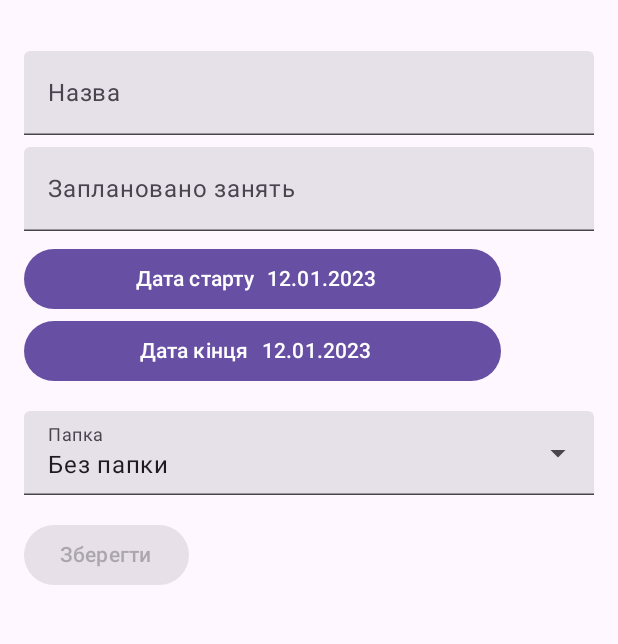
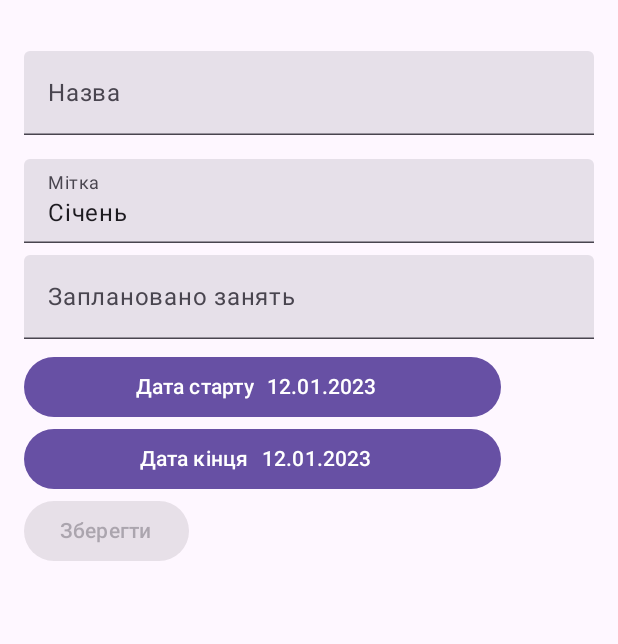
Before and after one commit to lizakolot12/MySubscrtiptions, an Android app built with Jetpack Compose: the screen it shows after launch (MainActivity), after a tap on "Новий", on a phone screen of 412 x 824 dp, the part 69-713 px from its top. Run offline under Robolectric (Android 15) with nearby library versions, the phone set to English and light mode, and no system bars; our stand-ins replace Dagger/Hilt's generated code, Room's generated code, livedata-compose.

Commit message:
start conception changing

```diff
--- a/app/src/main/java/com/mits/subscription/MainActivity.kt
+++ b/app/src/main/java/com/mits/subscription/MainActivity.kt
@@ -72,16 +72,6 @@ fun Main(activity: ComponentActivity) {
                     )
                 },
 
-                actions = {
-                    if (currentRoute.value?.destination?.route.equals(Navigation.LIST.route)) {
-                        IconButton(onClick = { createFolder.value = true }) {
-                            Icon(
-                                painter = painterResource(id = R.drawable.ic_baseline_create_new_folder_24),
-                                ""
-                            )
-                        }
-                    }
-                },
                 modifier = Modifier.fillMaxWidth(),
                 navigationIcon = {
                     if (!currentRoute.value?.destination?.route.equals(Navigation.LIST.route)) {
--- a/app/src/main/java/com/mits/subscription/data/db/SubscriptionDb.kt
+++ b/app/src/main/java/com/mits/subscription/data/db/SubscriptionDb.kt
@@ -15,14 +15,7 @@ import com.mits.subscription.data.db.entity.SubscriptionEntity
 
 @Database(
     entities = [FolderEntity::class, SubscriptionEntity::class, LessonEntity::class],
-    version = 2,
-    autoMigrations = [
-        AutoMigration(
-            from = 1,
-            to = 2,
-            spec = SubscriptionDb.AutoMigration::class
-        )
-    ],
+    version = 1,
     exportSchema = true
 )
 
@@ -33,24 +26,8 @@ abstract class SubscriptionDb : RoomDatabase() {
     abstract fun subscriptionDao(): SubscriptionDao
     abstract fun lessonDao(): LessonDao
 
-    class AutoMigration : AutoMigrationSpec {
-
-        override fun onPostMigrate(db: SupportSQLiteDatabase) {
-            super.onPostMigrate(db)
-            db.execSQL(
-                CREATE_DEFAULT_FOLDER
-            )
-            db.execSQL(UPDATE_EXISTING_DESCRIPTION )
-        }
-    }
 
     companion object {
-        const val DEFAULT_FOLDER_ID = 1L
-        const val CREATE_DEFAULT_FOLDER = "INSERT INTO folder (folder_id, name)" +
-                "VALUES (" + DEFAULT_FOLDER_ID + " , 'Без папки');"
-        const val UPDATE_EXISTING_DESCRIPTION = "UPDATE subscription \n" +
-                "   SET folder_id = " + DEFAULT_FOLDER_ID
-
         @Volatile
         private var INSTANCE: SubscriptionDb? = null
 
@@ -64,13 +41,6 @@ abstract class SubscriptionDb : RoomDatabase() {
                 context.applicationContext,
                 SubscriptionDb::class.java, "subscription.db"
             )
-                .addCallback(object:Callback(){
-                    override fun onCreate(db: SupportSQLiteDatabase) {
-                        super.onCreate(db)
-                        db.execSQL(CREATE_DEFAULT_FOLDER)
-                    }
-
-                })
                 .build()
 
     }
--- a/app/src/main/java/com/mits/subscription/data/db/entity/FolderEntity.kt
+++ b/app/src/main/java/com/mits/subscription/data/db/entity/FolderEntity.kt
@@ -9,8 +9,8 @@ import java.util.*
 )
 data class FolderEntity(
     @PrimaryKey(autoGenerate = true)
-    @ColumnInfo(name="folder_id")
-    val id: Long,
+    @ColumnInfo(name = "folder_id")
+    val id: Long? = null,
 
     val name: String?
 )
--- a/app/src/main/java/com/mits/subscription/model/Subscription.kt
+++ b/app/src/main/java/com/mits/subscription/model/Subscription.kt
@@ -10,11 +10,10 @@ data class Subscription(
 
     @ColumnInfo(name="sub_id")
     var id: Long,
-    var name: String,
+    var name: String? = null,
     var startDate: Date?,
     var endDate: Date?,
     var lessonNumbers: Int = 0,
-    var description: String?,
 
     @Relation(
         parentColumn = "sub_id",
@@ -24,5 +23,5 @@ data class Subscription(
     var lessons: List<Lesson>? = null,
 
     @ColumnInfo(name="folder_id")
-    var folderId:Long? = SubscriptionDb.DEFAULT_FOLDER_ID
+    var folderId:Long
 )
--- a/app/src/main/java/com/mits/subscription/ui/creating/CreatingScreen.kt
+++ b/app/src/main/java/com/mits/subscription/ui/creating/CreatingScreen.kt
@@ -25,6 +25,7 @@ import androidx.compose.ui.text.input.TextFieldValue
 import androidx.compose.ui.unit.dp
 import androidx.compose.ui.unit.sp
 import androidx.lifecycle.LiveData
+import androidx.lifecycle.viewmodel.compose.viewModel
 import androidx.navigation.NavController
 import com.mits.subscription.R
 import com.mits.subscription.data.db.SubscriptionDb
@@ -99,14 +100,35 @@ fun CreatingScreenState(
                 fontSize = 12.sp
             )
         }
+
+        val tag = remember { mutableStateOf(TextFieldValue()) }
+        if (state.value.defaultTagStrId != null) {
+            tag.value = TextFieldValue(stringResource(id = state.value.defaultTagStrId!!))
+        }
+        TextField(
+            value = tag.value,
+            modifier = Modifier
+                .fillMaxWidth()
+                .padding(start = 16.dp, end = 16.dp, top = 16.dp),
+            onValueChange = {
+                tag.value = it
+                createViewModel.checkTag(it.text)
+            },
+
+            label = { Text(stringResource(id = R.string.label_tag)) },
+            keyboardOptions = KeyboardOptions(
+                imeAction = ImeAction.Next,
+            ),
+        )
+
         val number = remember { mutableStateOf("") }
         val keyboardController = LocalSoftwareKeyboardController.current
         val choseStartDate = remember { mutableStateOf(false) }
         TextField(
             modifier = Modifier
                 .padding(horizontal = 16.dp)
-                .fillMaxWidth().
-            padding(vertical = 8.dp),
+                .fillMaxWidth()
+                .padding(vertical = 8.dp),
             value = number.value,
 
             keyboardOptions = KeyboardOptions(imeAction = ImeAction.Done)
@@ -185,29 +207,17 @@ fun CreatingScreenState(
                 R.string.label_end_date
             )
         }
-        val defaultFolderName = stringResource(id = R.string.default_folder_name)
-        val defaultFolder = Folder(
-            SubscriptionDb.DEFAULT_FOLDER_ID,
-            defaultFolderName, emptyList()
-        )
-        val selectedOptionFolder = remember { mutableStateOf(defaultFolder) }
-        Folders(
-            createViewModel.folders,
-            defaultFolder,
-            onChanged = { selectedOptionFolder.value = it })
+
         Button(
             onClick = {
                 createViewModel.create(
-                    Subscription(
-                        0, name.value.text,
-                        startDate.value.time,
-                        endDate.value.time,
-                        Integer.valueOf(
-                            number.value.ifBlank { "0" }
-                        ), "",
-                        emptyList(),
-                        selectedOptionFolder.value.id
-                    )
+                    name.value.text,
+                    tag.value.text,
+                    Integer.valueOf(
+                        number.value.ifBlank { "0" }
+                    ),
+                    startDate.value.time,
+                    endDate.value.time,
                 )
             },
 
@@ -225,7 +235,12 @@ fun CreatingScreenState(
 private fun String.digits() = filter { it.isDigit() }
 
 @Composable
-fun ShowDatePicker(initial: Calendar, onChanged: (m: Calendar) -> Unit, onDismiss: (() -> Unit)? = null, titleId: Int? = null) {
+fun ShowDatePicker(
+    initial: Calendar,
+    onChanged: (m: Calendar) -> Unit,
+    onDismiss: (() -> Unit)? = null,
+    titleId: Int? = null
+) {
     val context = LocalContext.current
 
     val yearInit = initial.get(Calendar.YEAR)
@@ -296,8 +311,7 @@ fun Folders(folders: LiveData<List<Folder>>, init: Folder, onChanged: (folder: F
                         selectedOptionFolder.value = selectionOption
                         expanded = false
                         onChanged.invoke(selectionOption)
-                    }
-                , text = {selectionOption.name}
+                    }, text = { selectionOption.name }
                 ) /*{
                     Text(text = selectionOption.name)
                 }*/
--- a/app/src/main/java/com/mits/subscription/ui/detail/DetailViewModel.kt
+++ b/app/src/main/java/com/mits/subscription/ui/detail/DetailViewModel.kt
@@ -23,8 +23,6 @@ class DetailViewModel
 ) : ViewModel() {
     private val viewModelState: MutableLiveData<DetailState> = MutableLiveData(DetailState(null))
     val uiState: LiveData<DetailState> = viewModelState
-
-    val folders:LiveData<List<Folder>> = repository.subsFolders
 
     fun init(id: Long?) {
         viewModelState.value = DetailState(null)
--- a/app/src/main/java/com/mits/subscription/ui/list/ListScreen.kt
+++ b/app/src/main/java/com/mits/subscription/ui/list/ListScreen.kt
@@ -15,9 +15,13 @@ import androidx.compose.runtime.*
 import androidx.compose.runtime.livedata.observeAsState
 import androidx.compose.ui.Alignment.Companion.CenterVertically
 import androidx.compose.ui.Modifier
+import androidx.compose.ui.draw.BlurredEdgeTreatment
+import androidx.compose.ui.draw.blur
 import androidx.compose.ui.draw.shadow
 import androidx.compose.ui.geometry.Offset
+import androidx.compose.ui.graphics.BlendMode
 import androidx.compose.ui.graphics.Color
+import androidx.compose.ui.graphics.ColorFilter
 import androidx.compose.ui.graphics.vector.ImageVector
 import androidx.compose.ui.input.pointer.pointerInput
 import androidx.compose.ui.layout.ContentScale
@@ -39,12 +43,12 @@ import kotlin.math.roundToInt
 
 @Composable
 fun ListScreen(navController: NavController, listViewModel: ListViewModel) {
-    Image(
-        painterResource(id = R.drawable.background), contentDescription = "Фон",
-        Modifier.fillMaxSize(), contentScale = ContentScale.FillHeight,
-        alpha = 0.9f
-    )
-
+    if ((listViewModel.subsFolders.value?.size ?: 0) == 0) {
+        Image(
+            painterResource(id = R.drawable.background), contentDescription = "Фон",
+            Modifier.fillMaxSize()
+        )
+    }
     val subsFolder by listViewModel.subsFolders.observeAsState(listOf())
 
     val mapPosition: MutableMap<Long, Offset> = HashMap()
@@ -122,9 +126,7 @@ fun ExpandedListItemView(
             .combinedClickable(
                 onClick = { onButtonClicked?.invoke(item.folder.id, !item.expanded) },
                 onLongClick = {
-                    if (item.folder.id != SubscriptionDb.DEFAULT_FOLDER_ID) {
-                        contextMenu.value = true
-                    }
+                    contextMenu.value = true
                 }
             )
             .padding(8.dp)
@@ -161,7 +163,7 @@ fun SubscriptionRow(
         horizontalArrangement = Arrangement.SpaceBetween,
         content = {
             Text(
-                text = subscription.name,
+                text = subscription.name ?: "not_found",
                 maxLines = 2,
                 overflow = TextOverflow.Ellipsis
             )
@@ -196,18 +198,6 @@ fun ContextMenu(
         modifier = Modifier.fillMaxWidth(0.7f)
     ) {
         DropdownMenuItem(
-            text = { Text(stringResource(id = R.string.delete)) },
-            onClick = {
-                listViewModel.delete(subscription)
-                expanded.value = false
-            },
-            leadingIcon = {
-                Icon(
-                    Icons.Filled.Delete,
-                    contentDescription = null
-                )
-            })
-        DropdownMenuItem(
             onClick = {
                 listViewModel.addVisitedLesson(subscription)
                 expanded.value = false
@@ -231,6 +221,19 @@ fun ContextMenu(
                     contentDescription = null
                 )
             })
+
+        DropdownMenuItem(
+            text = { Text(stringResource(id = R.string.delete)) },
+            onClick = {
+                listViewModel.delete(subscription)
+                expanded.value = false
+            },
+            leadingIcon = {
+                Icon(
+                    Icons.Filled.Delete,
+                    contentDescription = null
+                )
+            })
     }
 }
 
@@ -249,7 +252,7 @@ fun ContextMenuFolder(
             listViewModel.deleteFolder(folder)
             expanded.value = false
         },
-          /*  colors = MenuItemColors(textColor = md_theme_light_outline),*/
+            /*  colors = MenuItemColors(textColor = md_theme_light_outline),*/
             text = { Text(stringResource(id = R.string.delete)) },
             leadingIcon = {
                 Icon(
--- a/app/src/main/java/com/mits/subscription/ui/list/ListViewModel.kt
+++ b/app/src/main/java/com/mits/subscription/ui/list/ListViewModel.kt
@@ -81,11 +81,11 @@ class ListViewModel @Inject constructor(
 
     fun copy(subscription: Subscription) {
         viewModelScope.launch {
-            val newSubscription = Subscription(
+        /*    val newSubscription = Subscription(
                 0, subscription.name + "_copy",
-                Date(), Date(), subscription.lessonNumbers, subscription.description, emptyList()
+                Date(), Date(), subscription.lessonNumbers, emptyList()
             )
-            repository.createSubscription(newSubscription)
+            repository.createSubscription(newSubscription)*/
         }
     }
 
--- a/app/src/main/res/values/strings.xml
+++ b/app/src/main/res/values/strings.xml
@@ -3,6 +3,7 @@
     <string name="title">Абонементи</string>
     <string name="btn_new">Новий</string>
     <string name="label_name">Назва</string>
+    <string name="label_tag">Мітка</string>
     <string name="label_lesson_number">Заплановано занять</string>
     <string name="label_start_date">Дата старту </string>
     <string name="label_end_date">Дата кінця </string>
@@ -10,7 +11,7 @@
     <string name="name_error">Не вказана назва</string>
     <string name="creating_error">Виникла помилка при створенні запису</string>
     <string name="delete">Видалити</string>
-    <string name="description_add_lesson">Відмітити заняття</string>
+    <string name="description_add_lesson">Відвідано заняття</string>
     <string name="copy_subscription">Копія абонементу</string>
     <string name="visited_lessons">Відвідані заняття</string>
     <string name="empty_visited_lessons">Не було занять</string>
@@ -19,4 +20,17 @@
     <string name="ok">Гаразд</string>
     <string name="default_folder_name">Без папки</string>
     <string name="folder">Папка</string>
+    <string name="january">Січень</string>
+    <string name="february">Лютий</string>
+    <string name="march">Березень</string>
+    <string name="april">Квітень</string>
+    <string name="may">Травень</string>
+    <string name="june">Червень</string>
+    <string name="july">Липень</string>
+    <string name="august">Серпень</string>
+    <string name="september">Вересень</string>
+    <string name="october">Жовтень</string>
+    <string name="november">Листопад</string>
+    <string name="december">Грудень</string>
+
 </resources>
```
Also changed, not shown: app/src/main/java/com/mits/subscription/data/db/entity/SubscriptionEntity.kt (+3 -5 lines), app/src/main/java/com/mits/subscription/data/repo/SubscriptionRepository.kt (+1 -6 lines), app/src/main/java/com/mits/subscription/ui/creating/CreatingViewModel.kt (+59 -13 lines), app/src/main/java/com/mits/subscription/ui/detail/DetailScreen.kt (+0 -13 lines), 2 other files.
